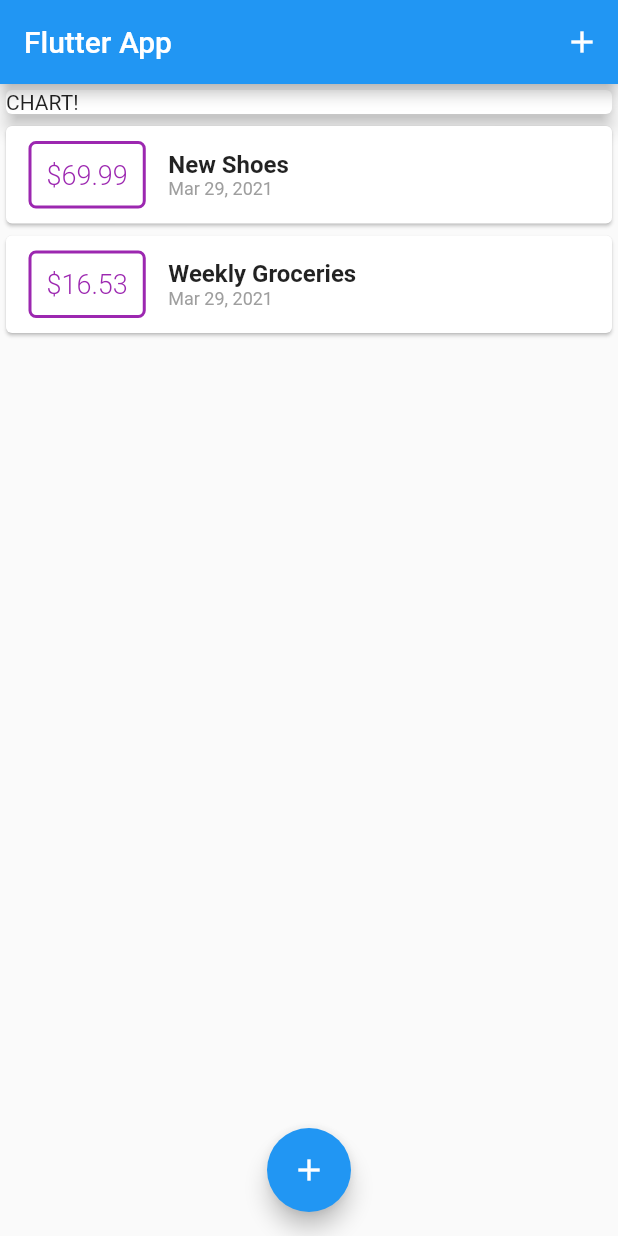
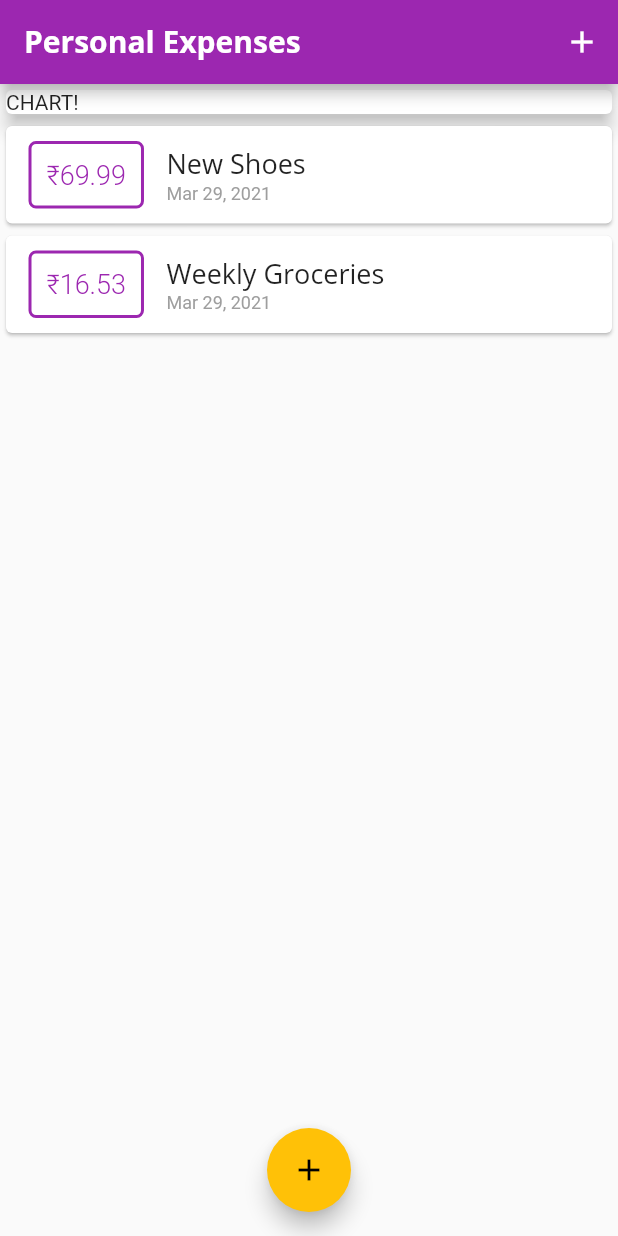
Before and after one commit to gauravbharat/flutter_expense_tracker, a Flutter app: the screen it shows after launch, on a phone screen of 412 x 824 dp. Run offline on Flutter 3.47's test engine with Material 2 defaults, Android fonts, the light colour scheme and no system bars.

Commit message:
custom theme and fonts

```diff
--- a/lib/main.dart
+++ b/lib/main.dart
@@ -13,6 +13,25 @@
   @override
   Widget build(BuildContext context) {
     return MaterialApp(
+      theme: ThemeData(
+        primarySwatch: Colors.purple,
+        accentColor: Colors.amber,
+        fontFamily: 'Quicksand',
+        textTheme: ThemeData.light().textTheme.copyWith(
+                headline6: TextStyle(
+              fontFamily: 'OpenSans',
+              fontSize: 18.0,
+            )),
+        appBarTheme: AppBarTheme(
+          textTheme: ThemeData.light().textTheme.copyWith(
+                headline6: TextStyle(
+                  fontFamily: 'OpenSans',
+                  fontSize: 20.0,
+                  fontWeight: FontWeight.bold,
+                ),
+              ),
+        ),
+      ),
       debugShowCheckedModeBanner: false,
       title: 'Flutter Expense App',
       home: MyHomePage(),
@@ -71,12 +90,16 @@
   @override
   Widget build(BuildContext context) {
     return Scaffold(
-      appBar: AppBar(title: Text('Flutter App'), actions: [
-        IconButton(
-          icon: Icon(Icons.add),
-          onPressed: () => _startAddNewTransaction(context),
-        ),
-      ]),
+      appBar: AppBar(
+          title: Text(
+            'Personal Expenses',
+          ),
+          actions: [
+            IconButton(
+              icon: Icon(Icons.add),
+              onPressed: () => _startAddNewTransaction(context),
+            ),
+          ]),
       body: UserTransactions(
         userTransactions: userTransactions,
       ),
@@ -84,6 +107,7 @@
       floatingActionButton: FloatingActionButton(
         child: Icon(Icons.add),
         onPressed: () => _startAddNewTransaction(context),
+        // foregroundColor: Theme.of(context).accentColor,
       ),
     );
   }
--- a/lib/widgets/transaction_list.dart
+++ b/lib/widgets/transaction_list.dart
@@ -21,18 +21,18 @@
                   ),
                   decoration: BoxDecoration(
                     border: Border.all(
-                      color: Colors.purple,
                       width: 2,
+                      color: Theme.of(context).primaryColor,
                     ),
                     borderRadius: BorderRadius.all(Radius.circular(5.0)),
                   ),
                   padding: EdgeInsets.all(10.0),
                   child: Text(
-                    '\$${userTransactions[index].amount.toStringAsFixed(2)}',
+                    '₹${userTransactions[index].amount.toStringAsFixed(2)}',
                     style: TextStyle(
                       fontWeight: FontWeight.w300,
                       fontSize: 18.0,
-                      color: Colors.purple,
+                      color: Theme.of(context).primaryColor,
                     ),
                   ),
                 ),
@@ -41,10 +41,7 @@
                   children: [
                     Text(
                       userTransactions[index].title,
-                      style: TextStyle(
-                        fontWeight: FontWeight.bold,
-                        fontSize: 16.0,
-                      ),
+                      style: Theme.of(context).textTheme.headline6,
                     ),
                     Text(
                       DateFormat.yMMMd().format(userTransactions[index].date),
```
Also changed, not shown: pubspec.yaml (+11 -14 lines), assets/fonts/OpenSans-Bold.ttf (added), assets/fonts/OpenSans-Regular.ttf (added), assets/fonts/Quicksand-Bold.ttf (added), assets/fonts/Quicksand-Light.ttf (added), assets/fonts/Quicksand-Medium.ttf (added), assets/fonts/Quicksand-Regular.ttf (added).
